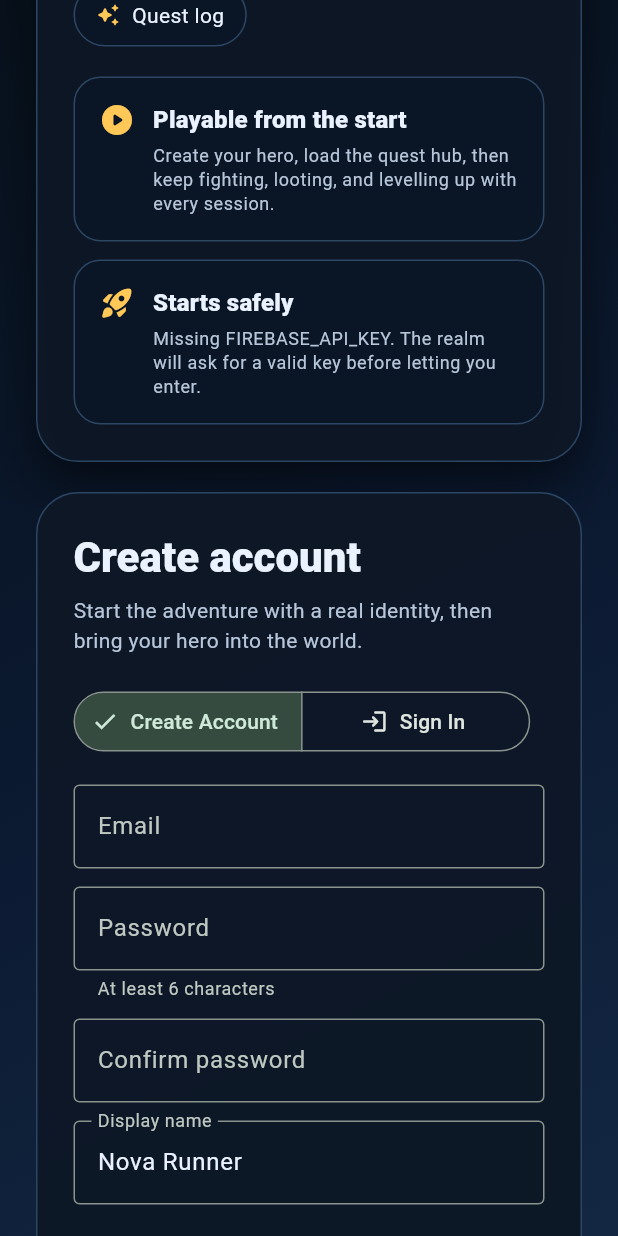
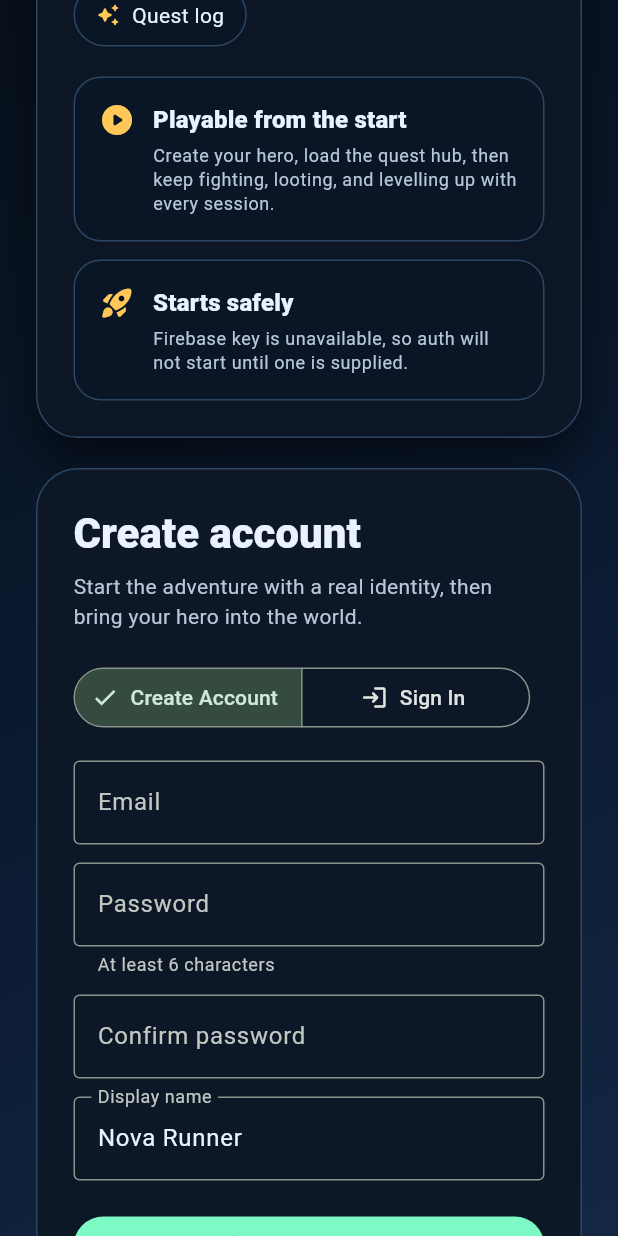
Before and after one commit to cizukanne-source/dartstream_quest_rpg, a Flutter app: the screen it shows after launch, scrolled down 576 dp, on a phone screen of 412 x 824 dp. Run offline on Flutter 3.47's test engine with Material 3 defaults, Android fonts, the phone set to English and light mode, and no system bars; missing offline and left inert: dartstream_client.

Commit message:
update changes

```diff
--- a/lib/config.dart
+++ b/lib/config.dart
@@ -4,12 +4,17 @@
 /// - Firebase Identity Toolkit for the user-facing sign-up / sign-in step
 /// - DartStream backend bootstrap for tenant-aware session setup
 ///
-/// Pass the Firebase web API key at build time:
-///   flutter run -d chrome --web-port=3000 \
-///     --dart-define=FIREBASE_API_KEY=YOUR_FIREBASE_WEB_KEY
+/// The app ships with the public sample Firebase web key baked in, and a
+/// build-time FIREBASE_API_KEY still overrides it when provided.
 class AppConfig {
+  // This is a public Firebase web API key for the sample project.
+  // A build-time FIREBASE_API_KEY still overrides it when provided.
+  static const _defaultFirebaseApiKey =
+      '';
+
   static String get firebaseApiKey {
-    return const String.fromEnvironment('FIREBASE_API_KEY');
+    final buildTimeKey = const String.fromEnvironment('FIREBASE_API_KEY').trim();
+    return buildTimeKey.isNotEmpty ? buildTimeKey : _defaultFirebaseApiKey;
   }
 
   static bool get hasFirebaseApiKey => firebaseApiKey.isNotEmpty;
--- a/lib/screens/login_screen.dart
+++ b/lib/screens/login_screen.dart
@@ -196,8 +196,8 @@ class _LoginScreenState extends State<LoginScreen> {
             icon: Icons.rocket_launch_rounded,
             title: 'Starts safely',
             body: hasKey
-                ? 'Firebase key detected and ready.'
-                : 'Missing FIREBASE_API_KEY. The realm will ask for a valid key before letting you enter.',
+                ? 'Firebase key loaded and ready.'
+                : 'Firebase key is unavailable, so auth will not start until one is supplied.',
           ),
         ],
       ),
@@ -316,13 +316,6 @@ class _LoginScreenState extends State<LoginScreen> {
               ),
             ),
           ),
-          if (!hasKey) ...[
-            const SizedBox(height: 12),
-            _ErrorBanner(
-              message:
-                  'FIREBASE_API_KEY is missing. Add it before launch so the portal can open properly.',
-            ),
-          ],
           if (error != null) ...[
             const SizedBox(height: 12),
             _ErrorBanner(message: error),
```
Also changed, not shown: lib/state/session.dart (+14 -7 lines), firebase.json (added), 4 other files.
